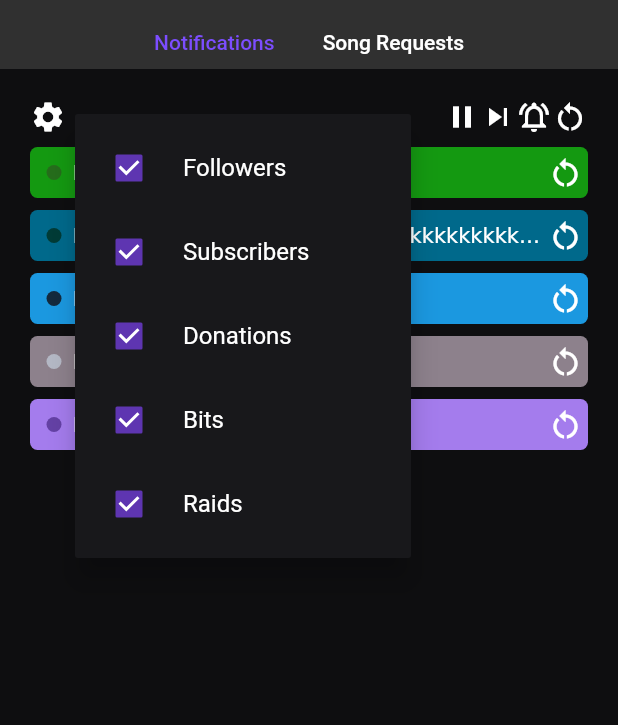
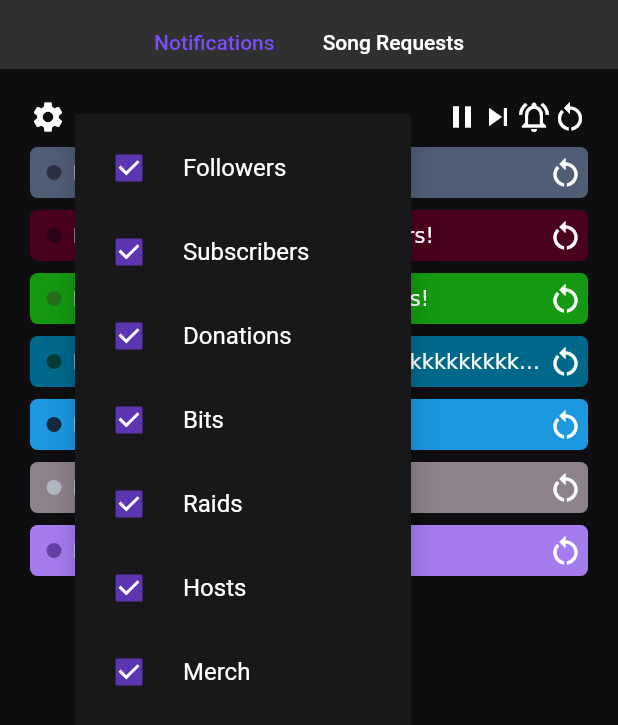
Before and after one commit to LezdCS/irl-link, a Flutter app: the StreamelementsTabView widget shown alone on an empty page, opened directly, after a tap on the "settings" icon, on a phone screen of 412 x 824 dp. Shown: the top 725 px of the screen. Run offline on Flutter 3.47's test engine with Material 2 defaults, Android fonts, the phone set to English and light mode, and no system bars; drawn by our look-alikes of expandable; our stand-ins replace connectivity_plus, dio, equatable, flutter_svg, get, get_storage and 3 more; missing offline and left inert: flutter_web_auth, move_to_background, obs_websocket; accounts and stored records are empty; statements that could not run were skipped.

Commit message:
StreamElements | Host + Merch view support

```diff
--- a/lib/src/domain/entities/se_activity.dart
+++ b/lib/src/domain/entities/se_activity.dart
@@ -5,8 +5,10 @@ enum ActivityType {
   follow,
   subscription,
   cheer,
-  donation,
+  tip,
   raid,
+  host,
+  merch,
 }
 
 class SeActivity extends Equatable {
@@ -62,7 +64,7 @@ class SeActivity extends Equatable {
         //circle color
         colors.add(Color(0xFF003B36));
         break;
-      case ActivityType.donation:
+      case ActivityType.tip:
         //background color
         colors.add(Color(0xFF8D818C));
         //circle color
@@ -73,6 +75,18 @@ class SeActivity extends Equatable {
         colors.add(Color(0xFF149911));
         //circle color
         colors.add(Color(0xFF256D1B));
+        break;
+      case ActivityType.host:
+        //background color
+        colors.add(Color(0xFF4A001F));
+        //circle color
+        colors.add(Color(0xFF2E0219));
+        break;
+      case ActivityType.merch:
+        //background color
+        colors.add(Color(0xFF4F5D75));
+        //circle color
+        colors.add(Color(0xFF2D3142));
         break;
     }
     return colors;
@@ -91,11 +105,17 @@ class SeActivity extends Equatable {
       case ActivityType.cheer:
         s = ' sent ${this.amount} bits!';
         break;
-      case ActivityType.donation:
+      case ActivityType.tip:
         s = ' donated ${this.amount}\$!';
         break;
       case ActivityType.raid:
-        s = ' raided with ${this.amount} viewers!';
+        s = ' is raiding with ${this.amount} viewers!';
+        break;
+      case ActivityType.host:
+        s = ' is hosting with ${this.amount} viewers!';
+        break;
+      case ActivityType.merch:
+        s = ' bought for ${this.amount}\$ of merch!';
         break;
     }
     return s;
--- a/lib/src/presentation/controllers/streamelements_view_controller.dart
+++ b/lib/src/presentation/controllers/streamelements_view_controller.dart
@@ -36,7 +36,7 @@ class StreamelementsViewController extends GetxController
         message: "Ok ok",
         amount: "30",
         soundUrl: null,
-        activityType: ActivityType.donation);
+        activityType: ActivityType.tip);
     SeActivity a3 = SeActivity(
         id: "3",
         username: "Lezd",
@@ -59,7 +59,21 @@ class StreamelementsViewController extends GetxController
         amount: "2000",
         soundUrl: null,
         activityType: ActivityType.raid);
-    activities = [a1, a2, a3, a4, a5];
+    SeActivity a6 = SeActivity(
+        id: "6",
+        username: "Lezd",
+        message: "",
+        amount: "2000",
+        soundUrl: null,
+        activityType: ActivityType.host);
+    SeActivity a7 = SeActivity(
+        id: "7",
+        username: "Lezd",
+        message: "",
+        amount: "33",
+        soundUrl: null,
+        activityType: ActivityType.merch);
+    activities = [a1, a2, a3, a4, a5, a6, a7];
 
     songRequestScrollController = ScrollController();
     SeSong s1 = SeSong(
@@ -67,28 +81,28 @@ class StreamelementsViewController extends GetxController
       videoId: "6x4HDrL1KEU",
       title: "Necrofantasia (Thousand Night Anamnesis)",
       channel: "Delta 3859",
-      duration: "123",
+      duration: "1:01",
     );
     SeSong s2 = SeSong(
       id: '',
       videoId: "qjPJHiCS7Ak",
       title: "xQc CAN'T STOP LAUGHING at UNUSUAL MEMES COMPILATION V175",
       channel: "xQcOW",
-      duration: "123",
+      duration: "2:02",
     );
     SeSong s3 = SeSong(
       id: '',
       videoId: "J_nBbJaAe68",
       title: "【東方】まるで戦闘中！東方好きに送る東方アレンジメドレー！",
       channel: "MM495",
-      duration: "123",
+      duration: "3:03",
     );
     SeSong s4 = SeSong(
       id: '',
       videoId: "cyv7YwXkFnQ",
       title: "don't worry brah (1 hour)",
       channel: "Kopera",
-      duration: "123",
+      duration: "4:04",
     );
     songRequestQueue.value = [s1, s2, s3, s4];
     super.onInit();
--- a/lib/src/presentation/widgets/streamelements_tab_view.dart
+++ b/lib/src/presentation/widgets/streamelements_tab_view.dart
@@ -120,32 +120,81 @@ class StreamelementsTabView extends GetView<StreamelementsViewController> {
               'Now Playing',
               style: TextStyle(
                 color: Theme.of(context).textTheme.bodyText1!.color,
+                fontWeight: FontWeight.bold,
               ),
             ),
             controller.songRequestQueue.length > 0
-                ? RichText(
+                ? Container(
+                    padding:
+                        EdgeInsets.only(left: 8, right: 8, top: 5, bottom: 5),
+                    margin: EdgeInsets.only(top: 8),
+                    decoration: BoxDecoration(
+                      color: Theme.of(context).colorScheme.secondary,
+                      borderRadius: BorderRadius.all(
+                        Radius.circular(5),
+                      ),
+                    ),
+                    child: Column(
+                      crossAxisAlignment: CrossAxisAlignment.start,
+                      children: [
+                        RichText(
                           overflow: TextOverflow.ellipsis,
                           text: TextSpan(
                             children: [
                               TextSpan(
                                 text: controller.songRequestQueue.first.channel,
                                 style: TextStyle(
-                              color:
-                                  Theme.of(context).textTheme.bodyText1!.color,
+                                    color: Theme.of(context)
+                                        .textTheme
+                                        .bodyText1!
+                                        .color,
                                     fontWeight: FontWeight.bold),
                               ),
                               TextSpan(
                                 text: " - ",
                                 style: TextStyle(
-                            color: Theme.of(context).textTheme.bodyText1!.color,
+                                  color: Theme.of(context)
+                                      .textTheme
+                                      .bodyText1!
+                                      .color,
                                 ),
                               ),
                               TextSpan(
                                 text: controller.songRequestQueue.first.title,
                                 style: TextStyle(
-                            color: Theme.of(context).textTheme.bodyText1!.color,
+                                  color: Theme.of(context)
+                                      .textTheme
+                                      .bodyText1!
+                                      .color,
                                 ),
                               )
+                            ],
+                          ),
+                        ),
+                        RichText(
+                          overflow: TextOverflow.ellipsis,
+                          text: TextSpan(children: [
+                            TextSpan(
+                              text: "Duration: ",
+                              style: TextStyle(
+                                color: Theme.of(context)
+                                    .textTheme
+                                    .bodyText1!
+                                    .color,
+                              ),
+                            ),
+                            TextSpan(
+                              text: controller.songRequestQueue.first.duration,
+                              style: TextStyle(
+                                fontWeight: FontWeight.bold,
+                                color: Theme.of(context)
+                                    .textTheme
+                                    .bodyText1!
+                                    .color,
+                              ),
+                            ),
+                          ]),
+                        ),
                       ],
                     ),
                   )
@@ -160,6 +209,7 @@ class StreamelementsTabView extends GetView<StreamelementsViewController> {
                   text: "Queue ",
                   style: TextStyle(
                     color: Theme.of(context).textTheme.bodyText1!.color,
+                    fontWeight: FontWeight.bold,
                   ),
                 ),
                 TextSpan(
@@ -176,9 +226,9 @@ class StreamelementsTabView extends GetView<StreamelementsViewController> {
               child: ListView.builder(
                 shrinkWrap: true,
                 controller: controller.songRequestScrollController,
-                itemCount: controller.songRequestQueue.length,
+                itemCount: controller.songRequestQueue.length - 1,
                 itemBuilder: (BuildContext context, int index) {
-                  SeSong song = controller.songRequestQueue[index];
+                  SeSong song = controller.songRequestQueue[index + 1];
                   return Container(
                     padding:
                         EdgeInsets.only(left: 8, right: 8, top: 5, bottom: 5),
@@ -243,7 +293,6 @@ class StreamelementsTabView extends GetView<StreamelementsViewController> {
                                           .color,
                                     ),
                                   ),
-                                  //todo : display duration in minutes format. ex: 123 -> 2:03
                                   TextSpan(
                                     text: song.duration,
                                     style: TextStyle(
@@ -348,6 +397,34 @@ class StreamelementsTabView extends GetView<StreamelementsViewController> {
             controlAffinity: ListTileControlAffinity.leading,
             title: Text(
               'Raids',
+              style: TextStyle(
+                color: Theme.of(context).textTheme.bodyText1!.color,
+              ),
+            ),
+            value: true,
+            onChanged: (bool? value) {},
+          ),
+        ),
+        PopupMenuItem(
+          child: CheckboxListTile(
+            activeColor: Colors.deepPurple[600],
+            controlAffinity: ListTileControlAffinity.leading,
+            title: Text(
+              'Hosts',
+              style: TextStyle(
+                color: Theme.of(context).textTheme.bodyText1!.color,
+              ),
+            ),
+            value: true,
+            onChanged: (bool? value) {},
+          ),
+        ),
+        PopupMenuItem(
+          child: CheckboxListTile(
+            activeColor: Colors.deepPurple[600],
+            controlAffinity: ListTileControlAffinity.leading,
+            title: Text(
+              'Merch',
               style: TextStyle(
                 color: Theme.of(context).textTheme.bodyText1!.color,
               ),
```
Lines whose indentation alone changed are shown as unchanged.
